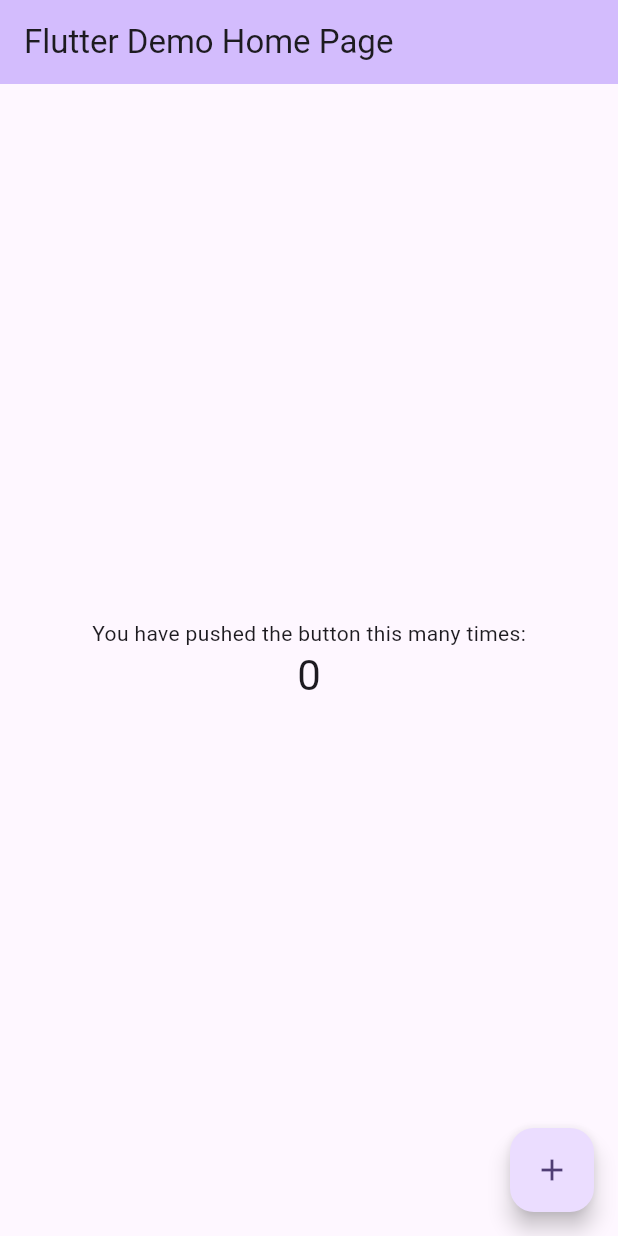
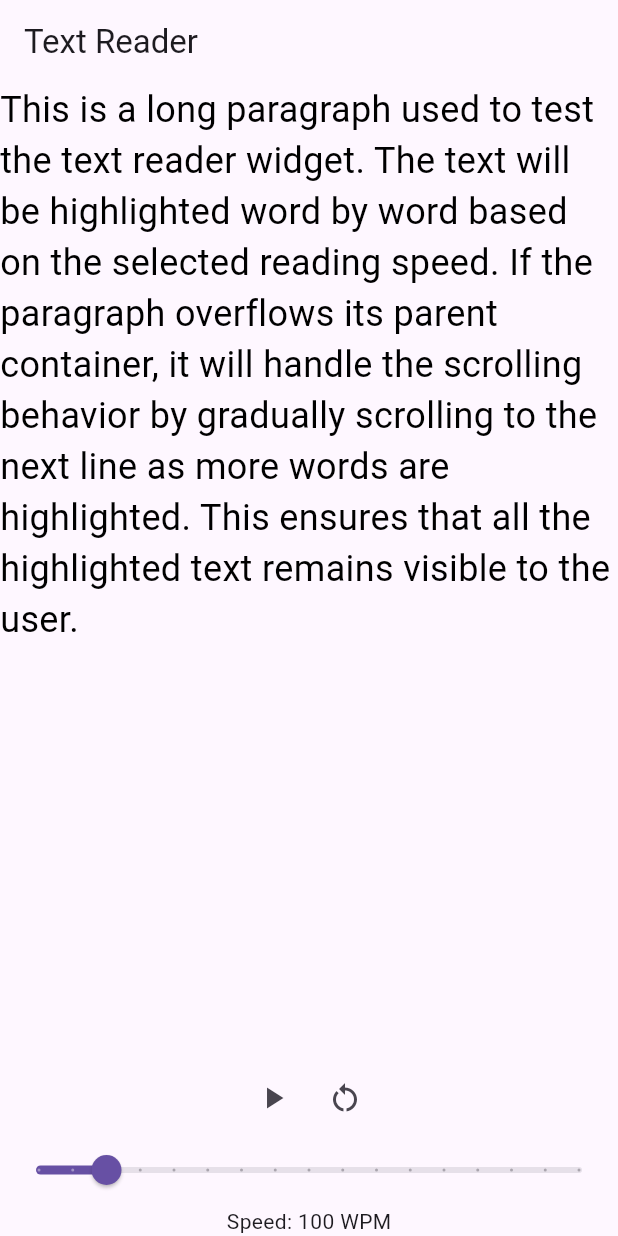
Before and after one commit to callmephil/flutter_text_reader_prototype, a Flutter app: the screen it shows after launch, on a phone screen of 412 x 824 dp. Run offline on Flutter 3.47's test engine with Material 3 defaults, Android fonts, the phone set to English and light mode, and no system bars.

Commit message:
release demo

```diff
--- a/lib/main.dart
+++ b/lib/main.dart
@@ -1,68 +1,221 @@
+import 'dart:async';
+
+import 'package:collection/collection.dart';
+import 'package:flutter/gestures.dart';
 import 'package:flutter/material.dart';
 
 void main() {
-  runApp(const MyApp());
+  runApp(
+    MaterialApp(
+      home: Scaffold(
+        appBar: AppBar(title: const Text('Text Reader')),
+        body: const TextReaderPrototype(
+          text: 'This is a long paragraph used to test the text reader widget. '
+              'The text will be highlighted word by word based on the selected '
+              'reading speed. If the paragraph overflows its parent container, '
+              'it will handle the scrolling behavior by gradually scrolling to '
+              'the next line as more words are highlighted. This ensures that '
+              'all the highlighted text remains visible to the user.',
+        ),
+      ),
+    ),
+  );
 }
 
-class MyApp extends StatelessWidget {
-  const MyApp({super.key});
+// ignore: prefer-match-file-name
+class TextReaderPrototype extends StatefulWidget {
+  const TextReaderPrototype({super.key, required this.text});
+  final String text;
 
   @override
-  Widget build(BuildContext context) {
-    return MaterialApp(
-      title: 'Flutter Demo',
-      theme: ThemeData(
-        colorScheme: ColorScheme.fromSeed(seedColor: Colors.deepPurple),
-        useMaterial3: true,
-      ),
-      home: const MyHomePage(title: 'Flutter Demo Home Page'),
+  State<TextReaderPrototype> createState() => _TextReaderPrototypeState();
+}
+
+class _TextReaderPrototypeState extends State<TextReaderPrototype> {
+  int _currentWordIndex = 0;
+  double _readingSpeed = 100; // Words per minute
+  Timer? _timer;
+  late List<String> _words;
+  bool _isPlaying = false;
+  final ScrollController _scrollController = ScrollController();
+
+  @override
+  void initState() {
+    super.initState();
+    _words = widget.text.split(' ');
+  }
+
+  void _startReading() {
+    _timer?.cancel();
+    if (_isPlaying) {
+      _timer = Timer.periodic(
+        Duration(milliseconds: (60000 / _readingSpeed).round()),
+        (timer) {
+          setState(() {
+            if (_currentWordIndex < _words.length) {
+              _currentWordIndex++;
+              _scrollToNextSentenceIfNeeded();
+            } else {
+              _isPlaying = false;
+              timer.cancel();
+            }
+          });
+        },
       );
     }
   }
 
-class MyHomePage extends StatefulWidget {
-  const MyHomePage({super.key, required this.title});
-
-  final String title;
-
-  @override
-  State<MyHomePage> createState() => _MyHomePageState();
+  void _onWordTap(int index) {
+    setState(() {
+      _currentWordIndex = index;
+      _isPlaying = true;
+      _startReading();
+      _scrollToNextSentenceIfNeeded();
+    });
   }
 
-class _MyHomePageState extends State<MyHomePage> {
-  int _counter = 0;
+  void _play() {
+    setState(() {
+      _isPlaying = true;
+      _startReading();
+    });
+  }
 
-  void _incrementCounter() {
+  void _pause() {
     setState(() {
-      _counter++;
+      _isPlaying = false;
+      _timer?.cancel();
+    });
+  }
+
+  void _restart() {
+    _pause();
+    setState(() {
+      _currentWordIndex = 0;
+      _scrollToNextSentenceIfNeeded();
+    });
+  }
+
+  void _scrollToNextSentenceIfNeeded() {
+    WidgetsBinding.instance.addPostFrameCallback((_) {
+      final textPainter = TextPainter(
+        text: TextSpan(
+          text: '${_words.take(_currentWordIndex + 1).join(' ')} ',
+          style: const TextStyle(
+            backgroundColor: Colors.yellow,
+            color: Colors.black,
+          ),
+        ),
+        textDirection: TextDirection.ltr,
+      )..layout(maxWidth: _scrollController.position.viewportDimension);
+
+      // Calculate the height of two lines of text
+      final twoLinesHeight = textPainter.preferredLineHeight;
+      final scrollPosition = textPainter.size.height - 24;
+
+      // Only scroll if the scrollPosition is greater than the height of two lines
+      if (scrollPosition > twoLinesHeight) {
+        final maxScrollExtent = _scrollController.position.maxScrollExtent;
+        // Adjust scrollPosition if it overflows maxScrollExtent
+        final adjustedScrollPosition =
+            scrollPosition > maxScrollExtent ? maxScrollExtent : scrollPosition;
+        _scrollController.animateTo(
+          adjustedScrollPosition,
+          duration: const Duration(milliseconds: 300),
+          curve: Curves.easeInOut,
+        );
+      }
     });
   }
 
   @override
+  void dispose() {
+    _timer?.cancel();
+    _scrollController.dispose();
+    super.dispose();
+  }
+
+  @override
   Widget build(BuildContext context) {
-    return Scaffold(
-      appBar: AppBar(
-        backgroundColor: Theme.of(context).colorScheme.inversePrimary,
-        title: Text(widget.title),
+    return Column(
+      children: [
+        Expanded(
+          child: SingleChildScrollView(
+            controller: _scrollController,
+            child: HighlightedText(
+              words: _words,
+              currentWordIndex: _currentWordIndex,
+              onWordTap: _onWordTap,
             ),
-      body: Center(
-        child: Column(
+          ),
+        ),
+        Row(
           mainAxisAlignment: MainAxisAlignment.center,
-          children: <Widget>[
-            const Text(
-              'You have pushed the button this many times:',
+          children: [
+            if (!_isPlaying)
+              IconButton(
+                icon: const Icon(Icons.play_arrow),
+                onPressed: _play,
               ),
-            Text(
-              '$_counter',
-              style: Theme.of(context).textTheme.headlineMedium,
+            if (_isPlaying)
+              IconButton(icon: const Icon(Icons.pause), onPressed: _pause),
+            IconButton(
+              icon: const Icon(Icons.restart_alt),
+              onPressed: _restart,
             ),
           ],
         ),
+        Slider(
+          value: _readingSpeed,
+          min: 50,
+          max: 400,
+          divisions: 16,
+          label: '${_readingSpeed.round()} WPM',
+          onChanged: (value) {
+            setState(() {
+              _readingSpeed = value;
+              if (_isPlaying) {
+                _startReading();
+              }
+            });
+          },
         ),
-      floatingActionButton: FloatingActionButton(
-        onPressed: _incrementCounter,
-        tooltip: 'Increment',
-        child: const Icon(Icons.add),
+        Text('Speed: ${_readingSpeed.round()} WPM'),
+      ],
+    );
+  }
+}
+
+// ignore: prefer-single-widget-per-file
+class HighlightedText extends StatelessWidget {
+  const HighlightedText({
+    super.key,
+    required this.words,
+    required this.currentWordIndex,
+    required this.onWordTap,
+  });
+  final List<String> words;
+  final int currentWordIndex;
+  final void Function(int) onWordTap;
+
+  @override
+  Widget build(BuildContext context) {
+    return Text.rich(
+      TextSpan(
+        children: words.mapIndexed((i, e) {
+          final gestureRecognizer = TapGestureRecognizer()
+            ..onTap = () => onWordTap(i);
+          return TextSpan(
+            text: '$e ',
+            style: TextStyle(
+              backgroundColor:
+                  i < currentWordIndex ? Colors.yellow : Colors.transparent,
+              color: Colors.black,
+              fontSize: 24,
+            ),
+            recognizer: gestureRecognizer,
+          );
+        }).toList(growable: false),
       ),
     );
   }
--- a/pubspec.yaml
+++ b/pubspec.yaml
@@ -34,6 +34,7 @@ dependencies:
   # The following adds the Cupertino Icons font to your application.
   # Use with the CupertinoIcons class for iOS style icons.
   cupertino_icons: ^1.0.8
+  collection: ^1.19.0
 
 dev_dependencies:
   flutter_test:
@@ -45,6 +46,7 @@ dev_dependencies:
   # package. See that file for information about deactivating specific lint
   # rules and activating additional ones.
   flutter_lints: ^5.0.0
+  very_good_analysis: ^7.0.0
 
 # For information on the generic Dart part of this file, see the
 # following page: https://dart.dev/tools/pub/pubspec
```
Also changed, not shown: analysis_options.yaml (+55 -15 lines), pubspec.lock, 5 other files. Lines whose indentation alone changed are shown as unchanged.
